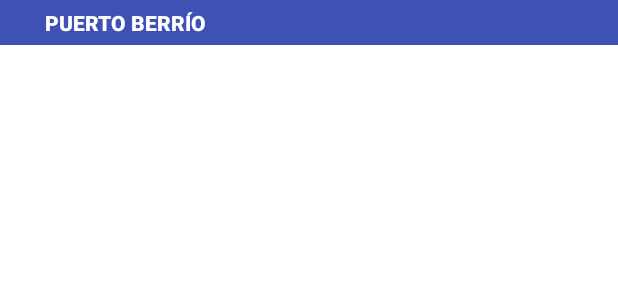
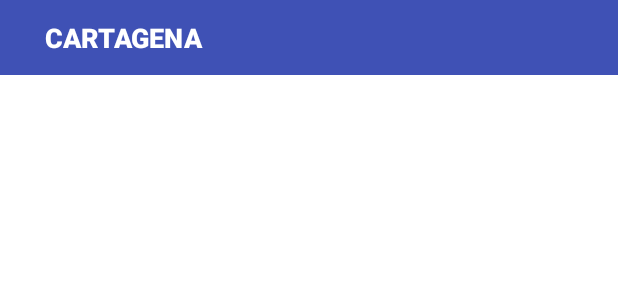
Before and after one commit to juannn89/Innoobs, an Android app: the layout activity_main.xml on its own in the app's theme, with its tools: preview values and no code run, on a phone screen of 412 x 824 dp. Shown: the top 300 px of the screen. Run offline under Robolectric (Android 15) with nearby library versions, the phone set to English and light mode, and no system bars.

Commit message:
Proyecto nuevo

```diff
--- a/app/src/main/res/layout/activity_main.xml
+++ b/app/src/main/res/layout/activity_main.xml
@@ -10,15 +10,15 @@
     <TextView
         android:id="@+id/textView6"
         android:layout_width="match_parent"
-        android:layout_height="30dp"
+        android:layout_height="50dp"
         android:background="#3F51B5"
         android:gravity="center_vertical"
         android:paddingStart="30dp"
-        android:text="PUERTO BERRÍO"
+        android:text="CARTAGENA"
         android:textAlignment="gravity"
         android:textAppearance="@style/TextAppearance.AppCompat.Body2"
         android:textColor="@color/white"
-        android:textSize="14sp"
+        android:textSize="18sp"
         android:textStyle="bold" />
 
     <RelativeLayout
```
